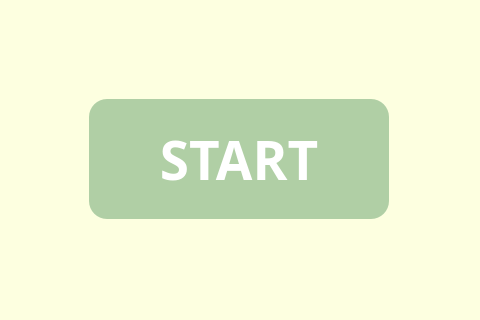
Qt form views/start.ui (DonKeWu/Futterkarre-1.2) before a commit; both pictures show x 391 to 871 and y 311 to 631 of the 1280 by 720 pixel window.
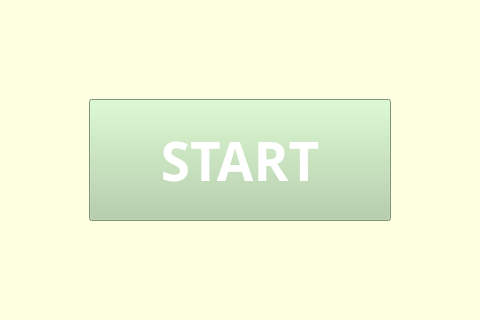
The same form after that commit.

Commit message: UI cleanup: remove all mouse effects (hover, pressed, border-radius) for touchscreen optimization

```diff
--- a/views/start.ui
+++ b/views/start.ui
@@ -104,7 +104,6 @@
 QPushButton {
     background-color: #b0cfa5;
     color: #ffffff;
-    border-radius: 18px;
     min-width: 300px;
     min-height: 120px;
 }
```
Left out of the diff: 4 changed lines with no effect on the pictures. The commit also changes 6 other files.
